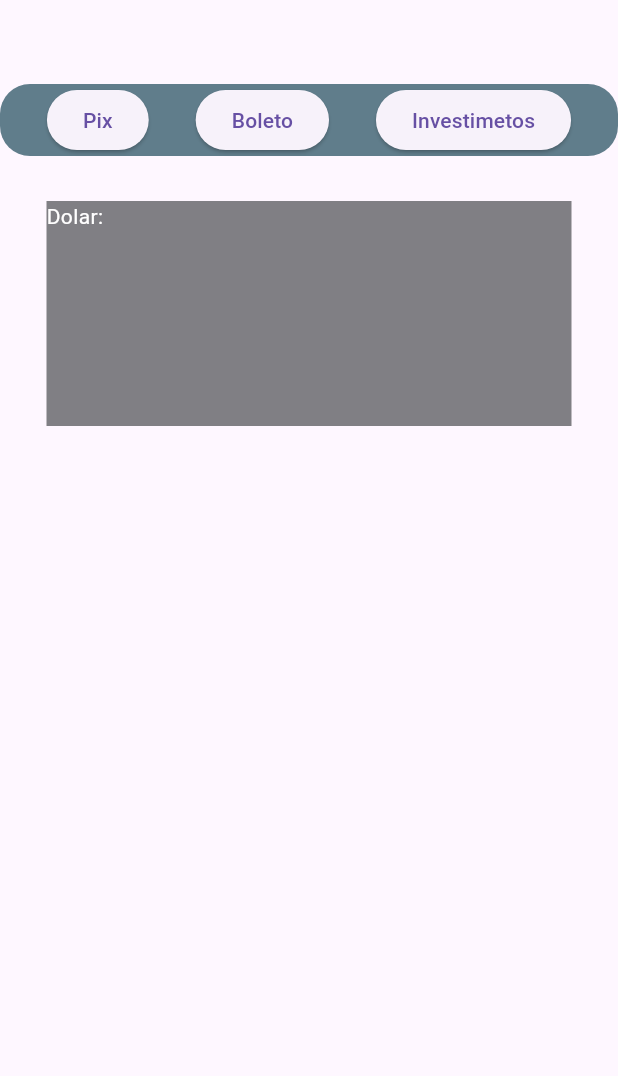
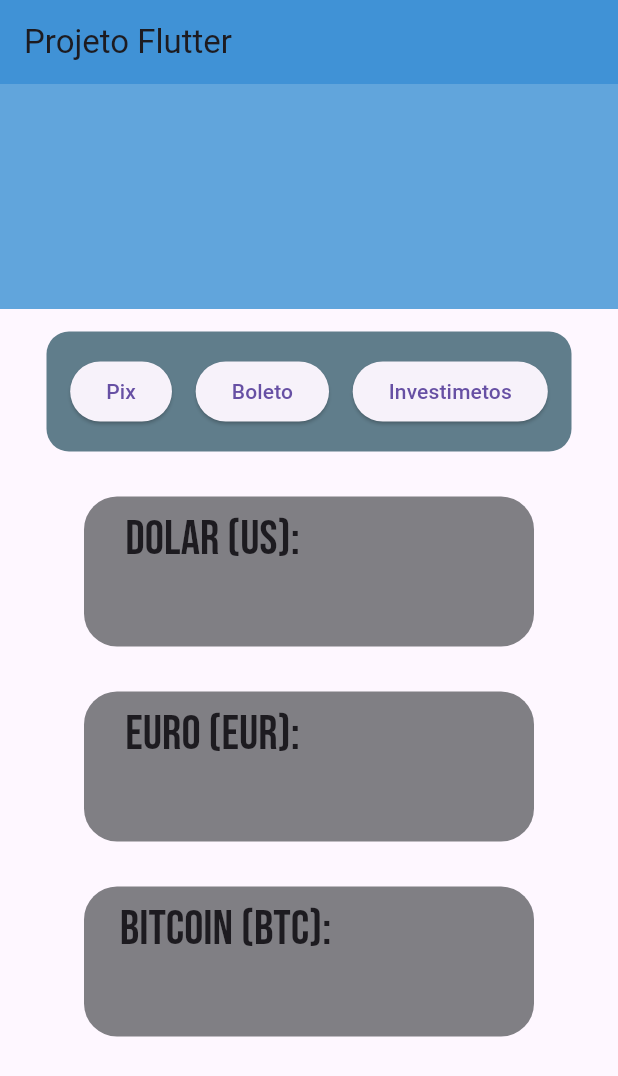
Before and after one commit to PiterMS/Banco, a Flutter app: the screen it shows after launch, on a phone screen of 412 x 824 dp. Shown: the top 1076 px of the screen. Run offline on Flutter 3.47's test engine with Material 3 defaults, Android fonts, the phone set to English and light mode, and no system bars; our stand-ins replace google_fonts.

Commit message:
Esqueleto da tela de pagina inicial feito, codigo reorganizado para nao ficar monolítico

```diff
--- /dev/null
+++ b/banco_app/lib/Login.dart
@@ -0,0 +1,85 @@
+import 'package:flutter/material.dart';
+
+class Login extends StatefulWidget {
+  const Login({super.key}); // Adicionei construtor constante
+
+  @override
+  State<StatefulWidget> createState() {
+    // Corrigi de createSate para createState
+    return _LoginState(); // Renomeei para _LoginState para seguir convenções
+  }
+}
+
+class _LoginState extends State<Login> {
+  final _formKey = GlobalKey<FormState>();
+  final _emailController = TextEditingController();
+  final _senhaController = TextEditingController();
+
+  @override
+  Widget build(BuildContext context) {
+    return Scaffold(
+      appBar: AppBar(
+        title: const Text('Login'), // Adicionei título
+      ),
+      body: Padding(
+        padding: const EdgeInsets.all(20.0),
+        child: Form(
+          key: _formKey,
+          child: Column(
+            mainAxisAlignment: MainAxisAlignment.center,
+            children: [
+              TextFormField(
+                controller: _emailController,
+                decoration: const InputDecoration(
+                  labelText: 'E-mail',
+                  border: OutlineInputBorder(),
+                ),
+                validator: (value) {
+                  if (value == null || value.isEmpty) {
+                    return 'Por favor, insira seu e-mail';
+                  }
+                  return null;
+                },
+              ),
+              const SizedBox(height: 20),
+              TextFormField(
+                controller: _senhaController,
+                obscureText: true,
+                decoration: const InputDecoration(
+                  labelText: 'Senha',
+                  border: OutlineInputBorder(),
+                ),
+                validator: (value) {
+                  if (value == null || value.isEmpty) {
+                    return 'Por favor, insira sua senha';
+                  }
+                  return null;
+                },
+              ),
+              const SizedBox(height: 30),
+              ElevatedButton(
+                onPressed: () {
+                  if (_formKey.currentState!.validate()) {
+                    // Navega para a tela inicial após login válido
+                    Navigator.pushReplacementNamed(context, '/telainicial');
+                  }
+                },
+                style: ElevatedButton.styleFrom(
+                  minimumSize: const Size(double.infinity, 50),
+                ),
+                child: const Text('Entrar'),
+              ),
+            ],
+          ),
+        ),
+      ),
+    );
+  }
+
+  @override
+  void dispose() {
+    _emailController.dispose();
+    _senhaController.dispose();
+    super.dispose();
+  }
+}
--- /dev/null
+++ b/banco_app/lib/Pagina_Inicial.dart
@@ -0,0 +1,124 @@
+import 'package:flutter/material.dart';
+import 'package:google_fonts/google_fonts.dart';
+
+class Pagina_Inical extends StatefulWidget {
+  @override
+  State<StatefulWidget> createState() {
+    return _TelaInicio();
+  }
+}
+
+class _TelaInicio extends State<Pagina_Inical> {
+  @override
+  Widget build(BuildContext context) {
+    return Scaffold(
+      appBar: AppBar(
+        title: Text('Projeto Flutter'),
+        backgroundColor: Color.fromARGB(255, 64, 146, 214),
+      ),
+      body: Scrollbar(
+        child: SingleChildScrollView(
+          child: Column(
+            children: [
+              Padding(
+                padding: EdgeInsets.fromLTRB(0, 0, 0, 15),
+                child: Container(
+                  height: 150,
+                  decoration: BoxDecoration(
+                    color: const Color.fromARGB(255, 97, 165, 220),
+                  ),
+                ),
+              ),
+
+              Center(
+                child: Container(
+                  height: 80,
+                  width: 350,
+                  decoration: BoxDecoration(
+                    color: Colors.blueGrey,
+                    borderRadius: BorderRadius.circular(15.0),
+                  ),
+
+                  child: Row(
+                    mainAxisAlignment: MainAxisAlignment.spaceEvenly,
+                    children: [
+                      ElevatedButton(onPressed: () {}, child: Text('Pix')),
+                      ElevatedButton(onPressed: () {}, child: Text('Boleto')),
+                      ElevatedButton(
+                        onPressed: () {},
+                        child: Text('Investimetos'),
+                      ),
+                    ],
+                  ),
+                ),
+              ),
+
+              //A 'div' para os flutter
+              Padding(
+                padding: EdgeInsets.only(top: 30),
+                child: Container(
+                  width: 300.0,
+                  height: 100.0,
+                  decoration: BoxDecoration(
+                    color: const Color.fromARGB(166, 60, 62, 66),
+                    borderRadius: BorderRadius.circular(22),
+                  ),
+                  child: Align(
+                    alignment: Alignment(-0.7, -0.2),
+                    child: Text(
+                      'Dolar (US):\n ',
+                      style: GoogleFonts.bebasNeue(
+                        textStyle: Theme.of(context).textTheme.headlineLarge,
+                      ),
+                    ),
+                  ),
+                ),
+              ),
+
+              Padding(
+                padding: EdgeInsets.only(top: 30),
+                child: Container(
+                  width: 300.0,
+                  height: 100.0,
+                  decoration: BoxDecoration(
+                    color: const Color.fromARGB(166, 60, 62, 66),
+                    borderRadius: BorderRadius.circular(22),
+                  ),
+                  child: Align(
+                    alignment: Alignment(-0.7, -0.2),
+                    child: Text(
+                      'Euro (EUR):\n ',
+                      style: GoogleFonts.bebasNeue(
+                        textStyle: Theme.of(context).textTheme.headlineLarge,
+                      ),
+                    ),
+                  ),
+                ),
+              ),
+              Padding(
+                padding: EdgeInsets.only(top: 30),
+                child: Container(
+                  width: 300.0,
+                  height: 100.0,
+                  decoration: BoxDecoration(
+                    color: const Color.fromARGB(166, 60, 62, 66),
+                    borderRadius: BorderRadius.circular(22),
+                  ),
+                  child: Align(
+                    alignment: Alignment(-0.7, -0.2),
+                    child: Text(
+                      'Bitcoin (BTC):\n ',
+                      style: GoogleFonts.bebasNeue(
+                        textStyle: Theme.of(context).textTheme.headlineLarge,
+                      ),
+                    ),
+                  ),
+                ),
+              ),
+            ],
+          ),
+        ),
+      ),
+    );
+  }
+}
--- a/banco_app/lib/main.dart
+++ b/banco_app/lib/main.dart
@@ -1,4 +1,6 @@
 import 'package:flutter/material.dart';
+import 'Pagina_Inicial.dart';
+import 'Login.dart';
 
 void main() {
   runApp(const MyApp());
@@ -21,135 +23,3 @@ class MyApp extends StatelessWidget {
     );
   }
 }
-
-class Login extends StatefulWidget {
-  const Login({super.key}); // Adicionei construtor constante
-
-  @override
-  State<StatefulWidget> createState() {
-    // Corrigi de createSate para createState
-    return _LoginState(); // Renomeei para _LoginState para seguir convenções
-  }
-}
-
-class _LoginState extends State<Login> {
-  final _formKey = GlobalKey<FormState>();
-  final _emailController = TextEditingController();
-  final _senhaController = TextEditingController();
-
-  @override
-  Widget build(BuildContext context) {
-    return Scaffold(
-      appBar: AppBar(
-        title: const Text('Login'), // Adicionei título
-      ),
-      body: Padding(
-        padding: const EdgeInsets.all(20.0),
-        child: Form(
-          key: _formKey,
-          child: Column(
-            mainAxisAlignment: MainAxisAlignment.center,
-            children: [
-              TextFormField(
-                controller: _emailController,
-                decoration: const InputDecoration(
-                  labelText: 'E-mail',
-                  border: OutlineInputBorder(),
-                ),
-                validator: (value) {
-                  if (value == null || value.isEmpty) {
-                    return 'Por favor, insira seu e-mail';
-                  }
-                  return null;
-                },
-              ),
-              const SizedBox(height: 20),
-              TextFormField(
-                controller: _senhaController,
-                obscureText: true,
-                decoration: const InputDecoration(
-                  labelText: 'Senha',
-                  border: OutlineInputBorder(),
-                ),
-                validator: (value) {
-                  if (value == null || value.isEmpty) {
-                    return 'Por favor, insira sua senha';
-                  }
-                  return null;
-                },
-              ),
-              const SizedBox(height: 30),
-              ElevatedButton(
-                onPressed: () {
-                  if (_formKey.currentState!.validate()) {
-                    // Navega para a tela inicial após login válido
-                    Navigator.pushReplacementNamed(context, '/telainicial');
-                  }
-                },
-                style: ElevatedButton.styleFrom(
-                  minimumSize: const Size(double.infinity, 50),
-                ),
-                child: const Text('Entrar'),
-              ),
-            ],
-          ),
-        ),
-      ),
-    );
-  }
-
-  @override
-  void dispose() {
-    _emailController.dispose();
-    _senhaController.dispose();
-    super.dispose();
-  }
-}
-
-class Pagina_Inical extends StatefulWidget {
-  @override
-  State<StatefulWidget> createState() {
-    return _TelaInicio();
-  }
-}
-
-class _TelaInicio extends State<Pagina_Inical> {
-  @override
-  Widget build(BuildContext context) {
-    return Scaffold(
-      appBar: AppBar(),
-      body: Column(
-        children: [
-          Container(
-            decoration: BoxDecoration(
-              color: Colors.blueGrey,
-              borderRadius: BorderRadius.circular(20.0),
-            ),
-
-            child: Row(
-              mainAxisAlignment: MainAxisAlignment.spaceEvenly,
-              children: [
-                ElevatedButton(onPressed: () {}, child: Text('Pix')),
-                ElevatedButton(onPressed: () {}, child: Text('Boleto')),
-                ElevatedButton(onPressed: () {}, child: Text('Investimetos')),
-              ],
-            ),
-          ),
-
-          //A 'div' para os flutter
-          Padding(
-            padding: EdgeInsets.only(top: 30),
-            child: Container(
-              width: 350.0,
-              height: 150.0,
-              decoration: BoxDecoration(
-                color: const Color.fromARGB(166, 60, 62, 66),
-              ),
-              child: Text('Dolar:', style: TextStyle(color: Colors.white)),
-            ),
-          ),
-        ],
-      ),
-    );
-  }
-}
--- a/banco_app/pubspec.yaml
+++ b/banco_app/pubspec.yaml
@@ -31,7 +31,7 @@ dependencies:
   flutter:
     sdk: flutter
   http: ^1.4.0
-
+  google_fonts: ^6.2.1
 
   # The following adds the Cupertino Icons font to your application.
   # Use with the CupertinoIcons class for iOS style icons.
```
Also changed, not shown: banco_app/pubspec.lock, 1 other file.
